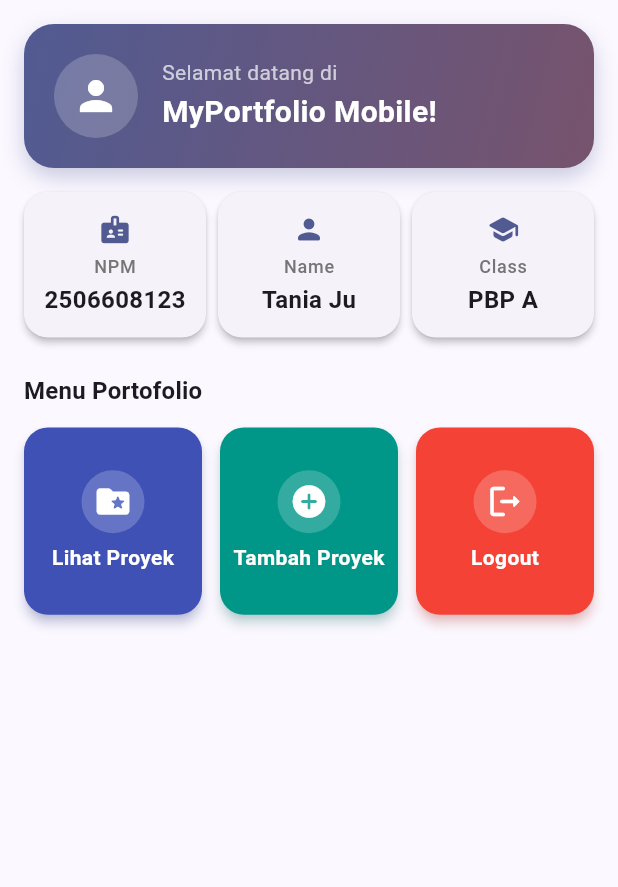
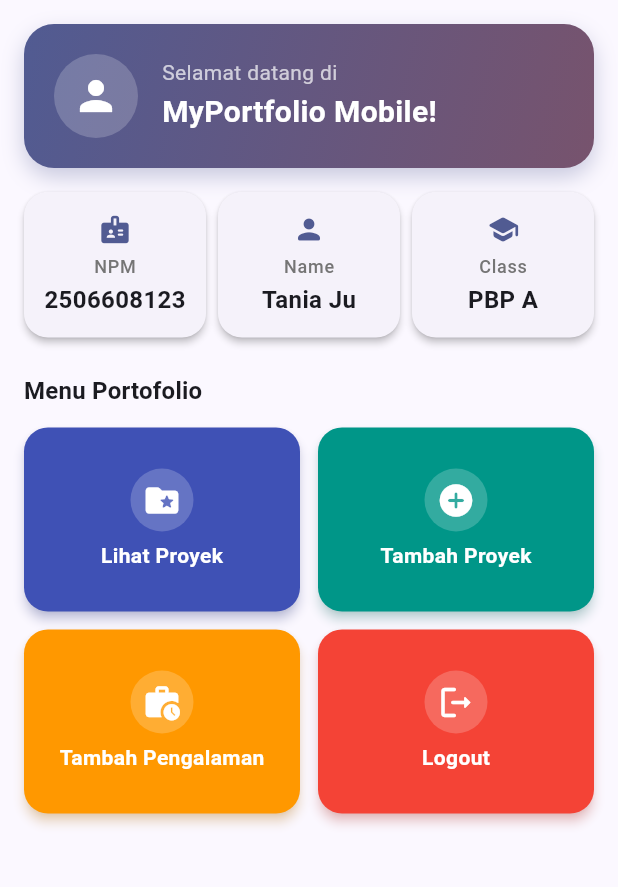
Before and after one commit to tanniajju/myportofolio_mobile, a Flutter app: the screen it shows after launch, on a phone screen of 412 x 824 dp, the part 84-971 px from its top. Run offline on Flutter 3.47's test engine with Material 3 defaults, Android fonts, the phone set to English and light mode, and no system bars; our stand-ins replace material_ui.

Commit message:
chore: add 'tambah pengalaman' button on main UI

```diff
--- a/lib/screens/menu.dart
+++ b/lib/screens/menu.dart
@@ -12,6 +12,7 @@ class MyHomePage extends StatelessWidget {
   final List<ItemHomepage> items = [
     ItemHomepage("Lihat Proyek", Icons.folder_special_rounded, Colors.indigo),
     ItemHomepage("Tambah Proyek", Icons.add_circle_rounded, Colors.teal),
+    ItemHomepage("Tambah Pengalaman", Icons.work_history_rounded, Colors.orange),
     ItemHomepage("Logout", Icons.logout_rounded, Colors.red),
   ];
 
@@ -82,12 +83,12 @@ class MyHomePage extends StatelessWidget {
               ),
               const SizedBox(height: 12.0),
 
-              // GridView 3 kolom untuk tombol Project, Experience, dan Skill.
+              // GridView 2 kolom
               GridView.count(
-                crossAxisCount: 3,
+                crossAxisCount: 2,
                 crossAxisSpacing: 12,
                 mainAxisSpacing: 12,
-                childAspectRatio: 0.95,
+                childAspectRatio: 1.5,
                 shrinkWrap: true,
                 physics: const NeverScrollableScrollPhysics(),
                 children: items.map((ItemHomepage item) {
```
